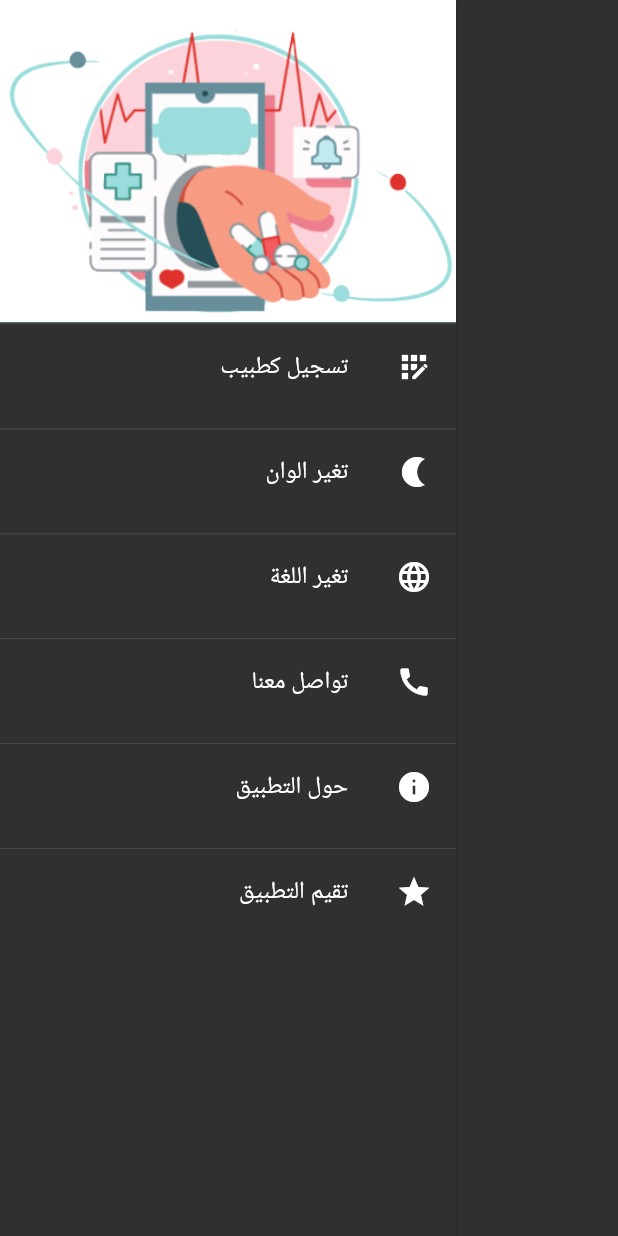
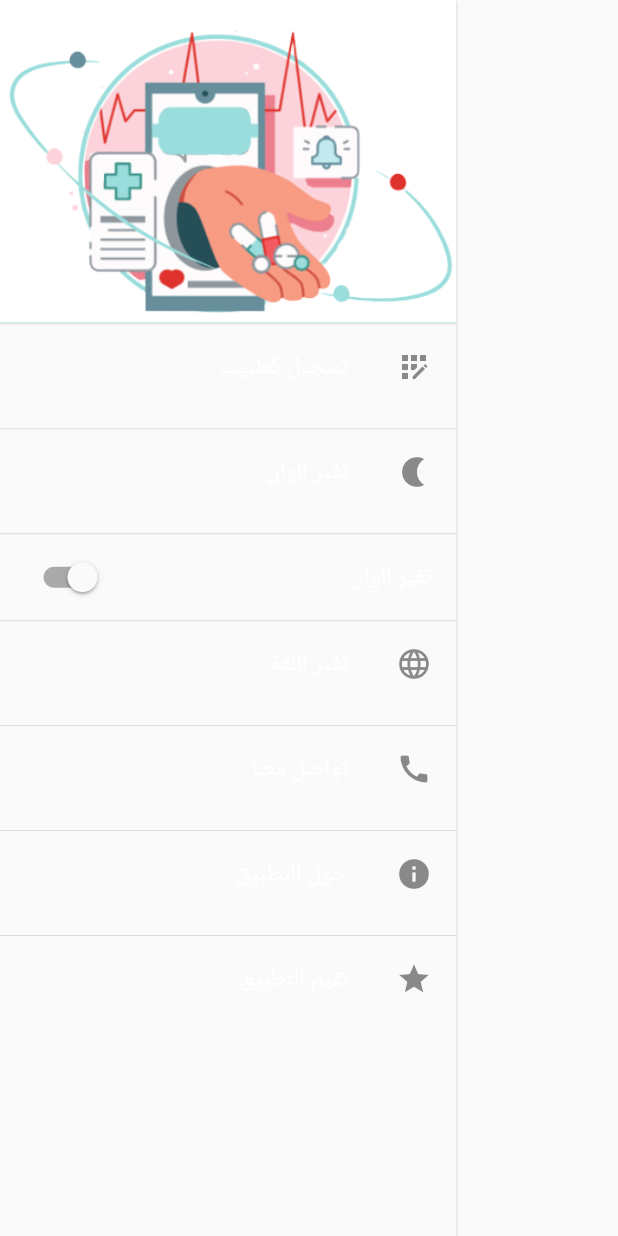
Before and after one commit to Ahmedkhalil98/doctors_guide, a Flutter app: the DrawerWidgets widget shown alone on an empty page, opened directly, after a tap on "تغير الوان", on a phone screen of 412 x 824 dp. Run offline on Flutter 3.47's test engine with Material 2 defaults, Android fonts, the phone set to English and light mode, and no system bars; our stand-ins replace cloud_firestore, firebase_core, firebase_storage, flutter_screenutil, geolocator, get and 4 more; missing offline and left inert: flutter_multi_select_items, time_picker_sheet; accounts and stored records are empty; project files that could hold a hidden picture were left out.

Commit message:
theme and lang

```diff
--- a/lib/Views/widgets/drawer_Widgets.dart
+++ b/lib/Views/widgets/drawer_Widgets.dart
@@ -14,6 +14,7 @@ class DrawerWidgets extends StatelessWidget {
   DrawerWidgets({Key? key}) : super(key: key);
   LanguagesController controller = Get.find();
   DoctorTheme theme = DoctorTheme();
+  bool isLightModeSelected = false;
   @override
   Widget build(BuildContext context) {
     return Drawer(
@@ -80,13 +81,26 @@ class DrawerWidgets extends StatelessWidget {
           ),
           GestureDetector(
             onTap: () {
-              theme.changeDoctorTheme();
+              theme.changeDoctorTheme(true);
             },
             child: const DrawerCard(
               icon: Icons.nightlight,
               title: 'تغير الوان',
             ),
           ),
+          const Divider(
+            height: 2,
+          ),
+          SwitchListTile(
+              value: isLightModeSelected,
+              title: const Text('تغير الوان'),
+              onChanged: (bool newvalue) {
+                if (isLightModeSelected) {
+                  theme.changeDoctorTheme(true);
+                } else {
+                  theme.changeDoctorTheme(false);
+                }
+              }),
           const Divider(
             height: 2,
           ),
--- a/lib/constants/themes.dart
+++ b/lib/constants/themes.dart
@@ -1,4 +1,5 @@
 import 'package:doctors_guide/constants/Colors.dart';
+import 'package:doctors_guide/main.dart';
 import 'package:flutter/material.dart';
 import 'package:flutter_screenutil/flutter_screenutil.dart';
 import 'package:get/get.dart';
@@ -54,11 +55,13 @@ class DoctorTheme {
       ),
     ),
   );
-  void changeDoctorTheme() {
-    if (Get.isDarkMode) {
+  void changeDoctorTheme(bool isLightMode) {
+    if (isLightMode) {
       Get.changeTheme(DoctorTheme.customLight);
+      localStorage!.setBool('doctorTheme', true);
     } else {
       Get.changeTheme(DoctorTheme.customDark);
+      localStorage!.setBool('doctorTheme', false);
     }
   }
 }
--- a/lib/root.dart
+++ b/lib/root.dart
@@ -5,6 +5,7 @@ import 'package:doctors_guide/Views/Screens/login_as_doctor.dart';
 import 'package:doctors_guide/constants/themes.dart';
 import 'package:doctors_guide/locale/locale.dart';
 import 'package:doctors_guide/locale/locale_controller.dart';
+import 'package:doctors_guide/main.dart';
 import 'package:doctors_guide/utils/Middlewar_function.dart';
 import 'package:doctors_guide/utils/my_bindings.dart';
 import 'package:flutter/material.dart';
@@ -39,7 +40,9 @@ class MyApp extends StatelessWidget {
           ),
         ],
         initialBinding: MyBindings(),
-        theme: DoctorTheme.customLight,
+        theme: localStorage!.getBool('doctorTheme') == true
+            ? DoctorTheme.customLight
+            : DoctorTheme.customDark,
         locale: controller.initialLanguage,
         translations: DoctorLocale(),
       );
```
